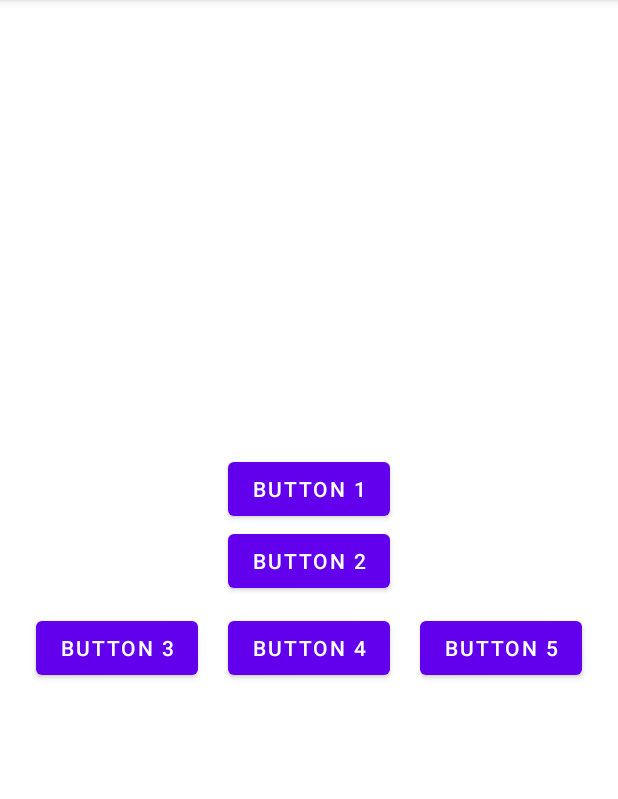
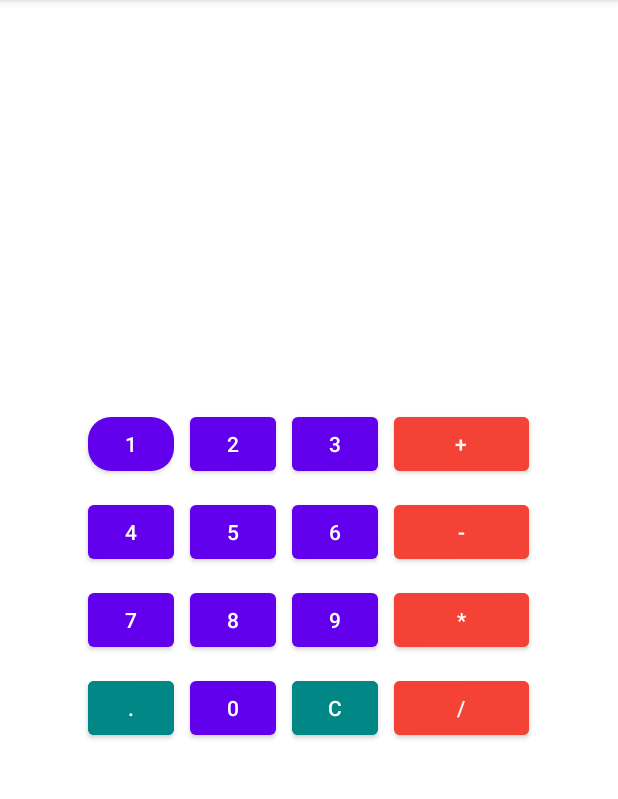
Before and after one commit to Dilipjp/Android_1_2024_04_30, an Android app: the screen it shows after launch (MainActivity before the commit, MainActivity2 after it), on a phone screen of 412 x 824 dp, the part 84-883 px from its top. Run offline under Robolectric (Android 15) with nearby library versions, the phone set to English and light mode, and no system bars.

Commit message:
New activity added

```diff
--- a/app/src/main/AndroidManifest.xml
+++ b/app/src/main/AndroidManifest.xml
@@ -13,15 +13,17 @@
         tools:targetApi="31">
         <activity
             android:name=".MainActivity2"
-            android:exported="false" />
-        <activity
-            android:name=".MainActivity"
             android:exported="true">
             <intent-filter>
                 <action android:name="android.intent.action.MAIN" />
 
                 <category android:name="android.intent.category.LAUNCHER" />
             </intent-filter>
+            </activity>
+        <activity
+            android:name=".MainActivity"
+            android:exported="false">
+
         </activity>
     </application>
 
--- a/app/src/main/res/layout/activity_main2.xml
+++ b/app/src/main/res/layout/activity_main2.xml
@@ -17,7 +17,8 @@
             android:layout_width="57dp"
             android:layout_height="match_parent"
             android:layout_margin="5dp"
-            android:Radius="10"
+            app:cornerRadius="15dp"
+            android:radius="50dp"
             android:text="1" />
 
         <Button
@@ -30,6 +31,13 @@
             android:layout_height="match_parent"
             android:layout_margin="5dp"
             android:text="3" />
+        <Button
+            android:layout_width="90dp"
+            android:layout_height="match_parent"
+            android:layout_margin="5dp"
+            android:radius="50dp"
+            android:backgroundTint="@color/red"
+            android:text="+" />
     </LinearLayout>
 
     <LinearLayout
@@ -52,6 +60,13 @@
             android:layout_height="match_parent"
             android:layout_margin="5dp"
             android:text="6" />
+        <Button
+            android:layout_width="90dp"
+            android:layout_height="match_parent"
+            android:layout_margin="5dp"
+            android:radius="50dp"
+            android:backgroundTint="@color/red"
+            android:text="-" />
     </LinearLayout>
 
     <LinearLayout
@@ -74,6 +89,14 @@
             android:layout_height="match_parent"
             android:layout_margin="5dp"
             android:text="9" />
+        <Button
+            android:layout_width="90dp"
+            android:layout_height="match_parent"
+            android:layout_margin="5dp"
+
+            android:radius="50dp"
+            android:backgroundTint="@color/red"
+            android:text="*" />
     </LinearLayout>
 
     <LinearLayout
@@ -83,7 +106,26 @@
             android:layout_width="57dp"
             android:layout_height="match_parent"
             android:layout_margin="5dp"
+            android:backgroundTint="@color/teal_700"
+            android:text="." />
+        <Button
+            android:layout_width="57dp"
+            android:layout_height="match_parent"
+            android:layout_margin="5dp"
             android:text="0" />
+        <Button
+            android:layout_width="57dp"
+            android:layout_height="match_parent"
+            android:layout_margin="5dp"
+            android:backgroundTint="@color/teal_700"
+            android:text="C" />
+        <Button
+            android:layout_width="90dp"
+            android:layout_height="match_parent"
+            android:layout_margin="5dp"
+            android:radius="50dp"
+            android:backgroundTint="@color/red"
+            android:text="/" />
 
     </LinearLayout>
 
--- a/app/src/main/res/values/colors.xml
+++ b/app/src/main/res/values/colors.xml
@@ -7,4 +7,5 @@
     <color name="teal_700">#FF018786</color>
     <color name="black">#FF000000</color>
     <color name="white">#FFFFFFFF</color>
+    <color name="red">#F44336</color>
 </resources>
```
